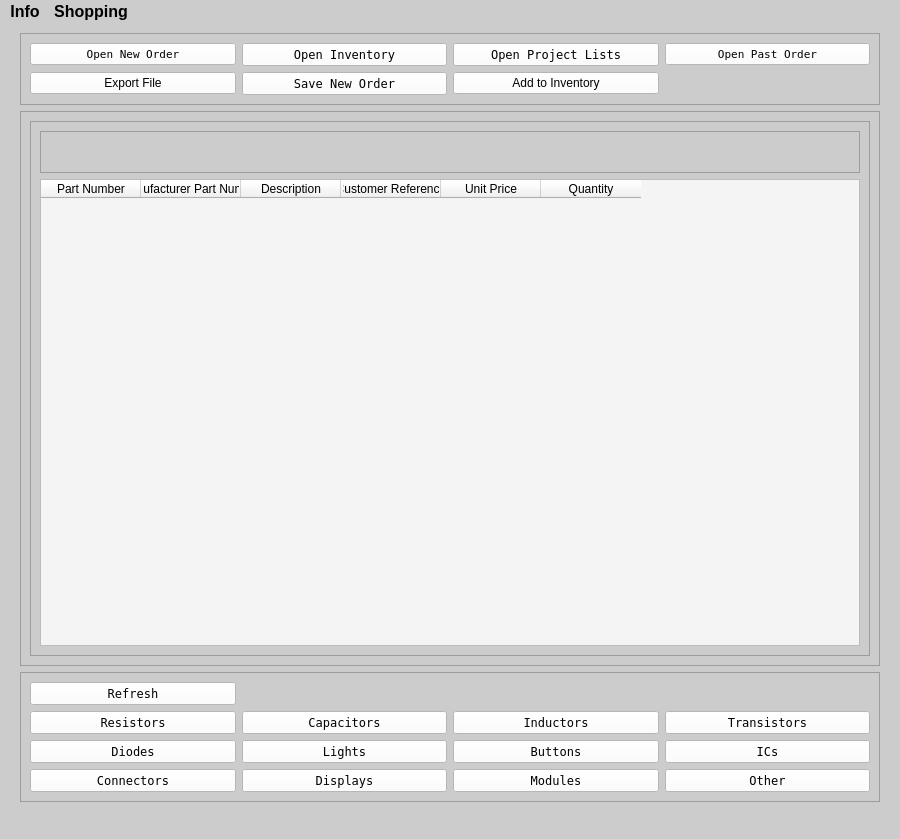
Above: Program_Files/gui_app.ui from Thomas1B/Electronics-Inventory-Program before the change. Below: the same form after it.
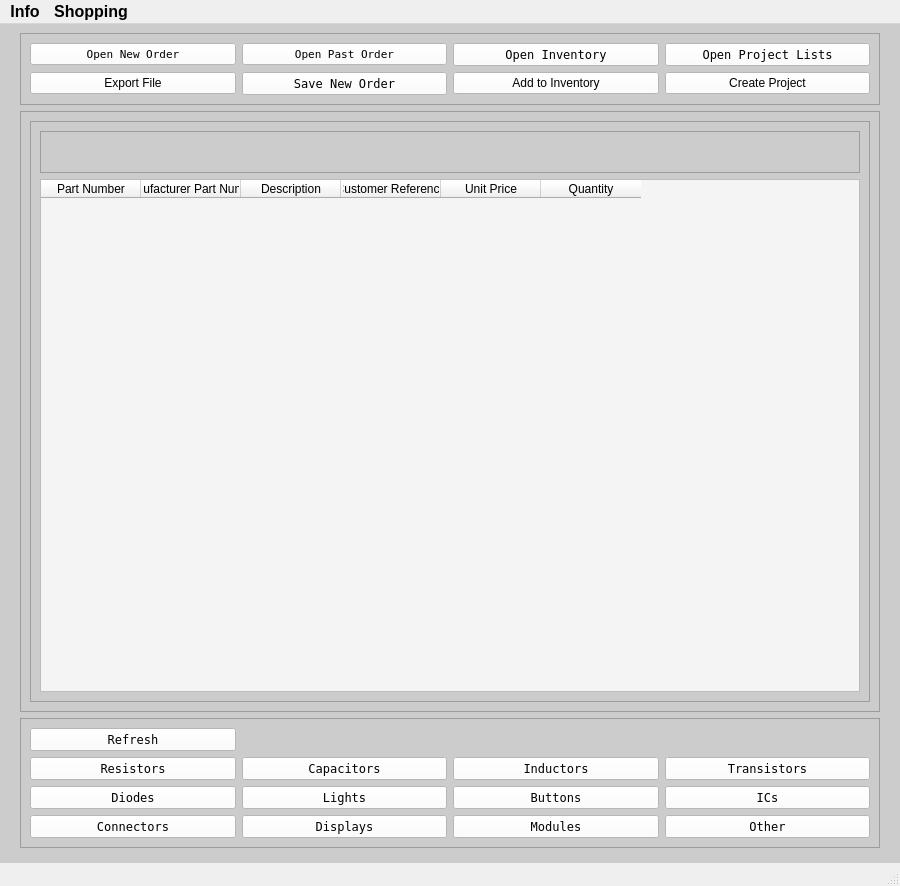
That is the form after the change.

Patch:
```diff
--- a/Program_Files/gui_app.ui
+++ b/Program_Files/gui_app.ui
@@ -7,7 +7,7 @@
     <x>0</x>
     <y>0</y>
     <width>900</width>
-    <height>839</height>
+    <height>886</height>
    </rect>
   </property>
   <property name="minimumSize">
@@ -32,9 +32,12 @@
    <string>Electronics Inventory Program</string>
   </property>
   <property name="styleSheet">
-   <string notr="true">background-color: rgb(204, 204, 204);</string>
+   <string notr="true"/>
   </property>
   <widget class="QWidget" name="centralwidget">
+   <property name="styleSheet">
+    <string notr="true">background-color: rgb(204, 204, 204);</string>
+   </property>
    <layout class="QVBoxLayout" name="verticalLayout_3">
     <property name="leftMargin">
      <number>20</number>
@@ -64,13 +67,7 @@
       </property>
       <layout class="QGridLayout" name="gridLayout">
        <item row="0" column="4">
-        <widget class="QPushButton" name="btn_open_past_order">
-         <property name="minimumSize">
-          <size>
-           <width>0</width>
-           <height>0</height>
-          </size>
-         </property>
+        <widget class="QPushButton" name="btn_open_project_lists">
          <property name="maximumSize">
           <size>
            <width>16777215</width>
@@ -80,52 +77,28 @@
          <property name="font">
           <font>
            <family>Terminal</family>
-           <pointsize>8</pointsize>
-           <weight>50</weight>
-           <bold>false</bold>
           </font>
          </property>
          <property name="styleSheet">
           <string notr="true">background-color: rgb(255, 255, 255);</string>
          </property>
          <property name="text">
-          <string>Open Past Order</string>
-         </property>
-         <property name="default">
-          <bool>false</bool>
-         </property>
-         <property name="flat">
-          <bool>false</bool>
+          <string>Open Project Lists</string>
          </property>
         </widget>
        </item>
-       <item row="2" column="2">
-        <widget class="QPushButton" name="btn_add_to_inventory">
+       <item row="1" column="4">
+        <widget class="QPushButton" name="btn_create_project">
          <property name="styleSheet">
           <string notr="true">font: 8pt &quot;Terminal&quot;;
 background-color: rgb(255, 255, 255);</string>
          </property>
          <property name="text">
-          <string>Add to Inventory</string>
+          <string>Create Project</string>
          </property>
         </widget>
        </item>
-       <item row="2" column="1">
-        <widget class="QPushButton" name="btn_save_list">
-         <property name="font">
-          <font>
-           <family>Terminal</family>
-          </font>
-         </property>
-         <property name="styleSheet">
-          <string notr="true">background-color: rgb(255, 255, 255);</string>
-         </property>
-         <property name="text">
-          <string>Save New Order</string>
-         </property>
-        </widget>
-       </item>
-       <item row="2" column="0">
+       <item row="1" column="0">
         <widget class="QPushButton" name="btn_export">
          <property name="styleSheet">
           <string notr="true">font: 8pt &quot;Terminal&quot;;
@@ -172,7 +145,54 @@
          </property>
         </widget>
        </item>
+       <item row="1" column="3">
+        <widget class="QPushButton" name="btn_add_to_inventory">
+         <property name="styleSheet">
+          <string notr="true">font: 8pt &quot;Terminal&quot;;
+background-color: rgb(255, 255, 255);</string>
+         </property>
+         <property name="text">
+          <string>Add to Inventory</string>
+         </property>
+        </widget>
+       </item>
        <item row="0" column="1">
+        <widget class="QPushButton" name="btn_open_past_order">
+         <property name="minimumSize">
+          <size>
+           <width>0</width>
+           <height>0</height>
+          </size>
+         </property>
+         <property name="maximumSize">
+          <size>
+           <width>16777215</width>
+           <height>16777215</height>
+          </size>
+         </property>
+         <property name="font">
+          <font>
+           <family>Terminal</family>
+           <pointsize>8</pointsize>
+           <weight>50</weight>
+           <bold>false</bold>
+          </font>
+         </property>
+         <property name="styleSheet">
+          <string notr="true">background-color: rgb(255, 255, 255);</string>
+         </property>
+         <property name="text">
+          <string>Open Past Order</string>
+         </property>
+         <property name="default">
+          <bool>false</bool>
+         </property>
+         <property name="flat">
+          <bool>false</bool>
+         </property>
+        </widget>
+       </item>
+       <item row="0" column="3">
         <widget class="QPushButton" name="btn_open_inventory">
          <property name="maximumSize">
           <size>
@@ -193,14 +213,8 @@
          </property>
         </widget>
        </item>
-       <item row="0" column="2">
-        <widget class="QPushButton" name="btn_open_project_lists">
-         <property name="maximumSize">
-          <size>
-           <width>16777215</width>
-           <height>16777215</height>
-          </size>
-         </property>
+       <item row="1" column="1">
+        <widget class="QPushButton" name="btn_save_list">
          <property name="font">
           <font>
            <family>Terminal</family>
@@ -210,7 +224,7 @@
           <string notr="true">background-color: rgb(255, 255, 255);</string>
          </property>
          <property name="text">
-          <string>Open Project Lists</string>
+          <string>Save New Order</string>
          </property>
         </widget>
        </item>
```
